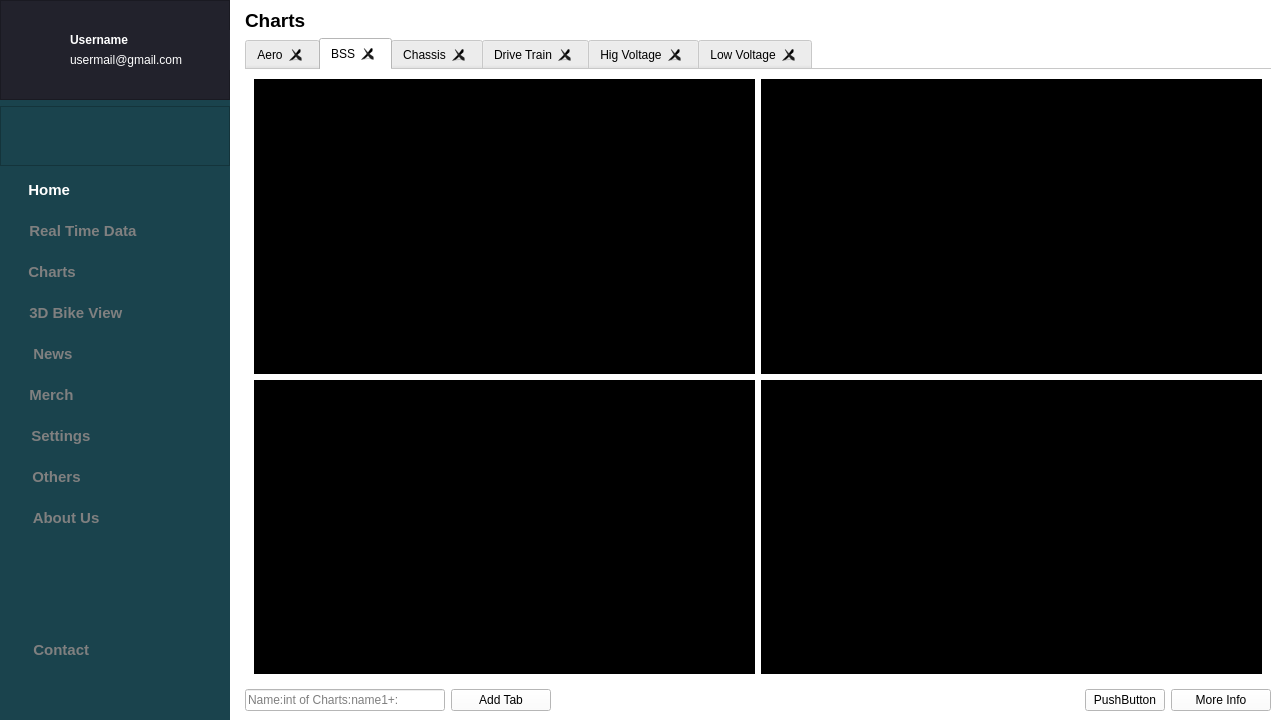
Rem-Ihu/rem-ng-assist, file mainwindow.ui: the form before one commit.
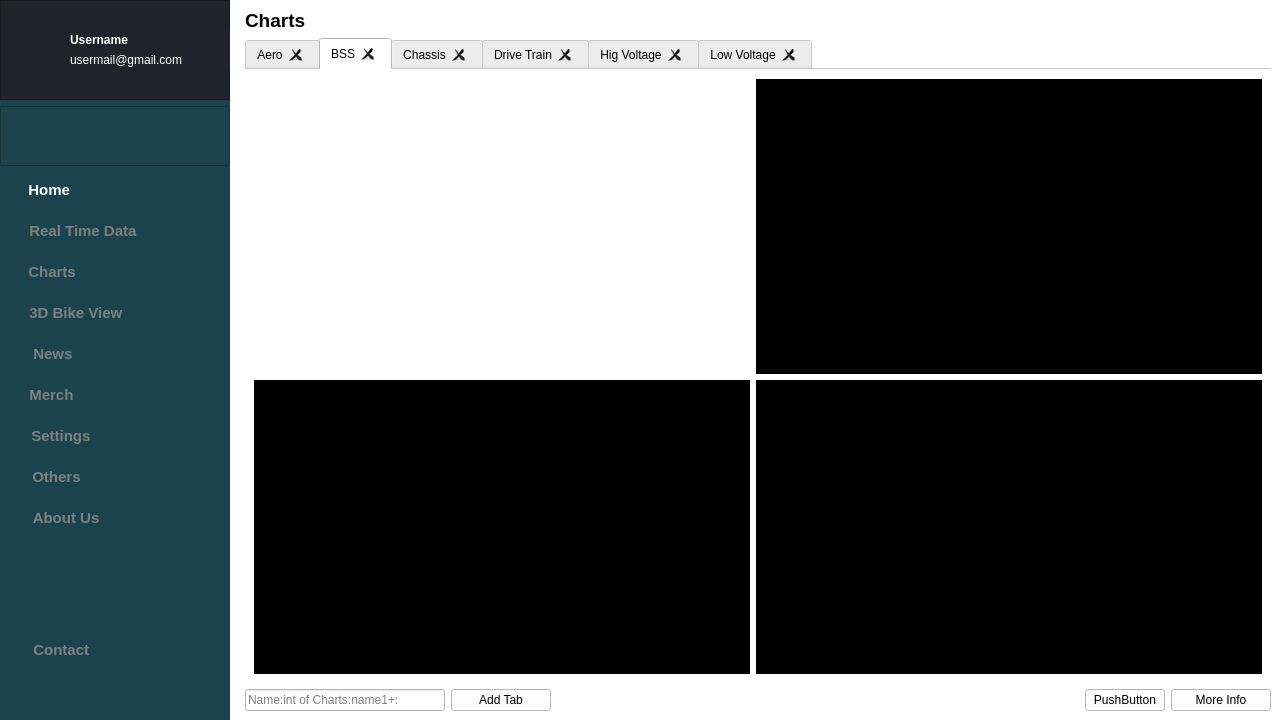
The form after the commit. The open tabs and pages were chosen to show the change. Icons and pictures are not drawn.

Commit message: Aero Chart Customization

Patch:
```diff
--- a/mainwindow.ui
+++ b/mainwindow.ui
@@ -2050,8 +2050,16 @@
            <layout class="QGridLayout" name="gridLayout_8">
             <item row="0" column="0">
              <widget class="QFrame" name="frame_3">
+              <property name="maximumSize">
+               <size>
+                <width>496</width>
+                <height>300</height>
+               </size>
+              </property>
               <property name="styleSheet">
-               <string notr="true">background-color:black;;</string>
+               <string notr="true">background-color:white;
+border-radius:30px;
+border:0px;\n</string>
               </property>
               <property name="frameShape">
                <enum>QFrame::StyledPanel</enum>
```
Left out of the diff: 44 changed lines with no effect on the pictures. The commit also changes 2 other files.
